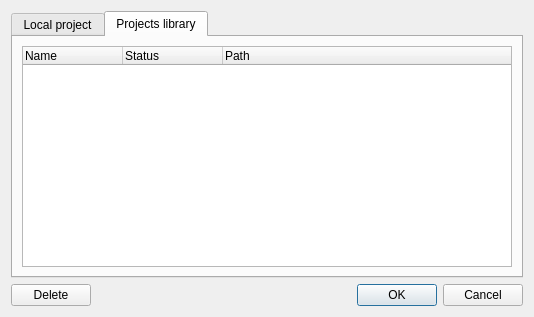
Before: the Qt Designer form gns3/ui/project_dialog.ui in GNS3/gns3-gui, drawn with Qt 5.
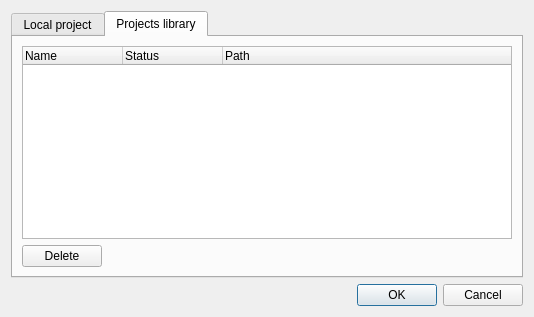
After: the same form once the commit is applied. The open tabs and pages were chosen to show the change.

Commit message: The delete project button is display only for the project library

What changed in the file:
```diff
--- a/gns3/ui/project_dialog.ui
+++ b/gns3/ui/project_dialog.ui
@@ -173,19 +173,36 @@
          </column>
         </widget>
        </item>
+       <item>
+        <layout class="QHBoxLayout" name="horizontalLayout_4">
+         <item>
+          <widget class="QPushButton" name="uiDeleteProjectButton">
+           <property name="text">
+            <string>Delete</string>
+           </property>
+          </widget>
+         </item>
+         <item>
+          <spacer name="horizontalSpacer">
+           <property name="orientation">
+            <enum>Qt::Horizontal</enum>
+           </property>
+           <property name="sizeHint" stdset="0">
+            <size>
+             <width>40</width>
+             <height>20</height>
+            </size>
+           </property>
+          </spacer>
+         </item>
+        </layout>
+       </item>
       </layout>
      </widget>
     </widget>
    </item>
    <item>
     <layout class="QHBoxLayout" name="horizontalLayout">
-     <item>
-      <widget class="QPushButton" name="uiDeleteProjectButton">
-       <property name="text">
-        <string>Delete</string>
-       </property>
-      </widget>
-     </item>
      <item>
       <widget class="QDialogButtonBox" name="uiButtonBox">
        <property name="orientation">
```
Left out of the diff: 54 changed lines with no effect on the pictures. The commit also changes 2 other files.
